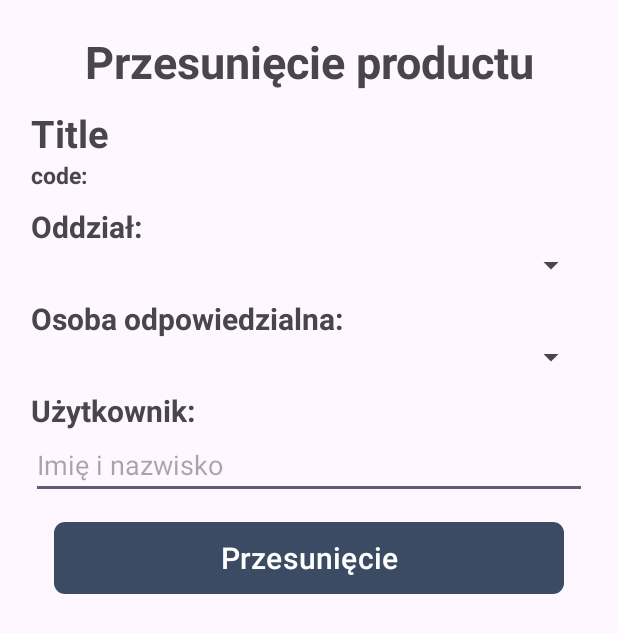
After one commit to alexlklim/Inwento, an Android app: the layout dialog_move_product.xml on its own in the app's theme, with its tools: preview values and no code run, on a phone screen of 412 x 824 dp. The commit adds this screen. Shown: the top 633 px of the screen. Run offline under Robolectric (Android 15) with nearby library versions, the phone set to English and light mode, and no system bars.

Commit message:
add move product and scrap product dialog

```diff
--- a/app/src/main/res/layout/dialog_add_event.xml
+++ b/app/src/main/res/layout/dialog_add_event.xml
@@ -28,7 +28,7 @@
             android:layout_height="wrap_content"
             android:ems="10"
             android:inputType="text"
-            android:text="uwagi" />
+            android:hint="uwagi" />
 
         <TextView
             android:layout_width="match_parent"
--- /dev/null
+++ b/app/src/main/res/layout/dialog_move_product.xml
@@ -0,0 +1,108 @@
+<?xml version="1.0" encoding="utf-8"?>
+<LinearLayout xmlns:android="http://schemas.android.com/apk/res/android"
+    android:layout_width="match_parent"
+    android:padding="15dp"
+    android:layout_height="wrap_content">
+
+    <LinearLayout
+        android:layout_width="match_parent"
+        android:layout_height="wrap_content"
+        android:gravity="center"
+        android:orientation="vertical"
+        android:padding="5dp">
+
+        <TextView
+            android:layout_width="match_parent"
+            android:layout_height="wrap_content"
+            android:gravity="center"
+            android:text="Przesunięcie productu"
+            android:textSize="30sp"
+            android:layout_marginBottom="10dp"
+            android:textStyle="bold" />
+
+
+        <TextView
+            android:id="@+id/dmp_title"
+            android:layout_width="match_parent"
+            android:layout_height="wrap_content"
+            android:text="Title"
+            android:textSize="25sp"
+            android:textStyle="bold" />
+
+        <TextView
+            android:id="@+id/dmp_code"
+            android:layout_width="wrap_content"
+            android:layout_height="wrap_content"
+            android:text="code:"
+            android:layout_gravity="left"
+            android:textSize="15sp"
+            android:textStyle="bold" />
+
+        <TextView
+            android:layout_width="match_parent"
+            android:layout_height="wrap_content"
+            android:textStyle="bold"
+            android:paddingTop="10dp"
+            android:text="Oddział:"
+            android:textSize="20sp" />
+
+        <Spinner
+            android:id="@+id/dmp_branch"
+            android:layout_width="match_parent"
+            android:layout_height="match_parent"
+            android:layout_gravity="end"
+            android:contentDescription="description" />
+
+
+
+        <TextView
+            android:layout_width="match_parent"
+            android:layout_height="wrap_content"
+            android:paddingTop="10dp"
+            android:textStyle="bold"
+            android:text="Osoba odpowiedzialna:"
+            android:textSize="20sp" />
+
+
+        <Spinner
+            android:id="@+id/dmp_liable"
+            android:layout_width="match_parent"
+            android:layout_height="match_parent"
+            android:layout_gravity="end"
+            android:contentDescription="description" />
+
+
+
+
+
+        <TextView
+            android:layout_width="match_parent"
+            android:layout_height="wrap_content"
+            android:paddingTop="10dp"
+            android:text="Użytkownik:"
+            android:textStyle="bold"
+            android:textSize="20sp" />
+
+        <EditText
+            android:id="@+id/dmp_receiver"
+            android:layout_width="match_parent"
+            android:layout_height="wrap_content"
+            android:ems="10"
+            android:inputType="text"
+            android:hint="Imię i nazwisko"
+            android:text="" />
+
+        <Button
+            android:id="@+id/dmp_move"
+            android:layout_width="match_parent"
+            android:layout_height="wrap_content"
+            android:layout_margin="15dp"
+            android:background="@drawable/btn_rounded"
+            android:text="Przesunięcie"
+            android:textColor="@color/white"
+            android:textSize="20sp" />
+    </LinearLayout>
+
+
+
+</LinearLayout>
--- a/app/src/main/res/layout/dialog_product.xml
+++ b/app/src/main/res/layout/dialog_product.xml
@@ -23,7 +23,7 @@
             android:background="@color/red"
             android:textColor="@color/white"
             android:textStyle="bold"
-            android:text="Product przywiązany do innei lokolizacji!"
+            android:text="Product przywiązany do innei lokalizacji!"
             android:textSize="20sp" />
 
         <TextView
```
Also changed, not shown: app/src/main/res/layout/dialog_scrap_product.xml (added, +168 -0 lines).
